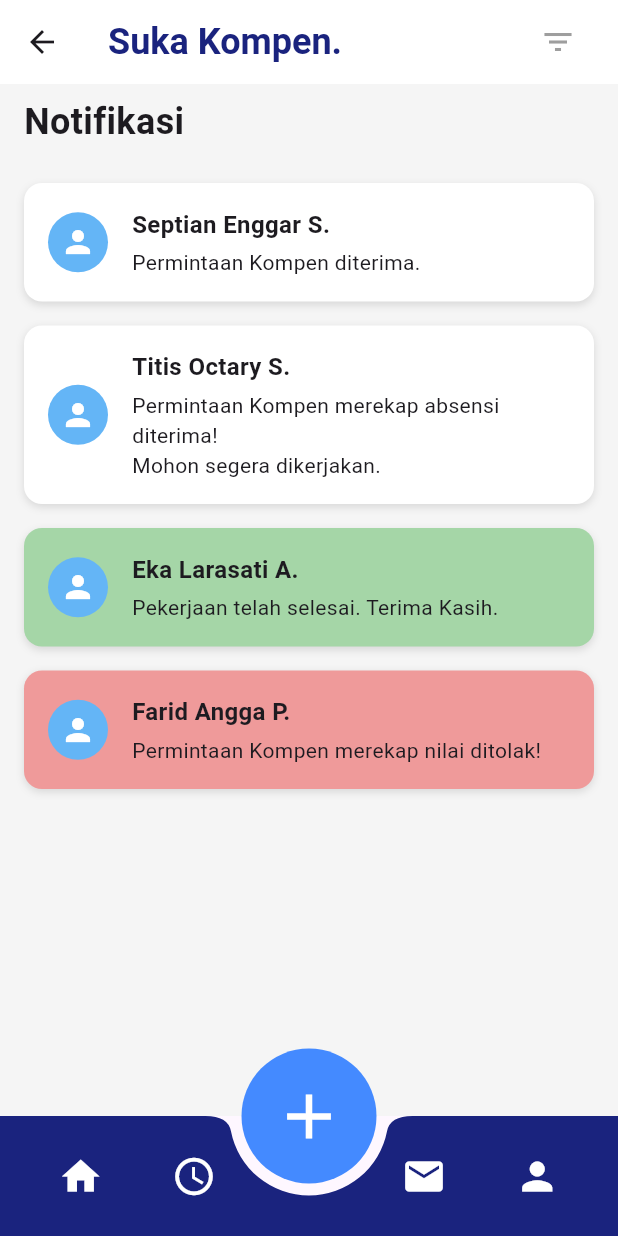
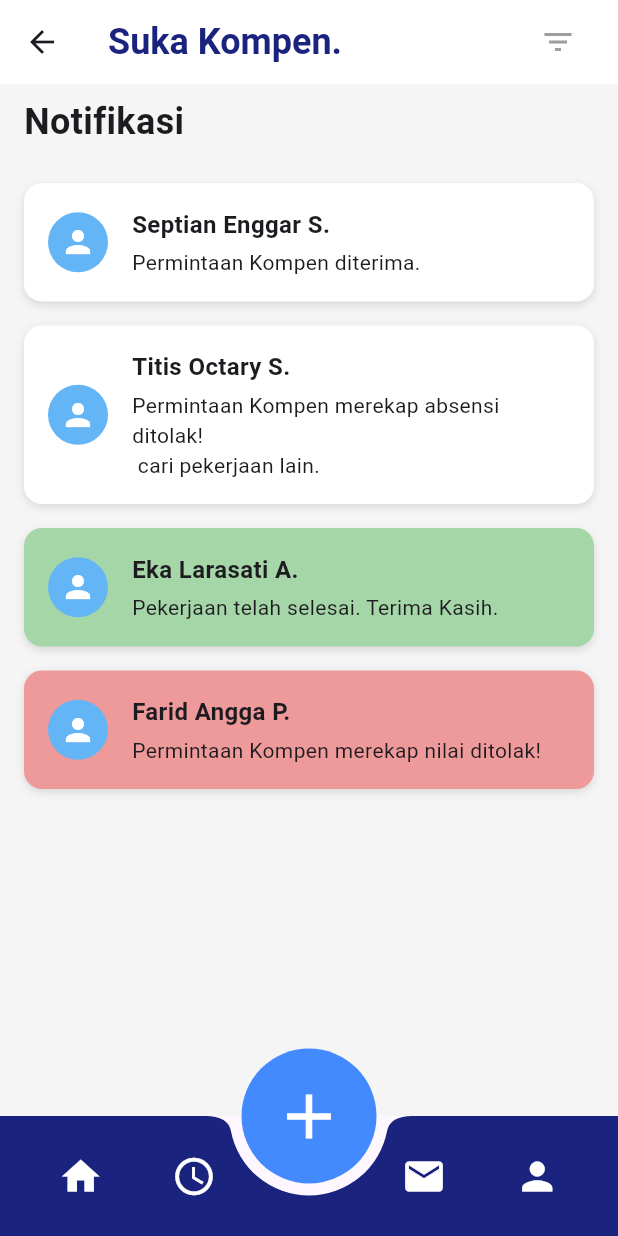
Before and after one commit to MHasanBas/Kompen, a Flutter app: the HomePage screen opened directly, after a tap on the "mail" icon, on a phone screen of 412 x 824 dp. Run offline on Flutter 3.47's test engine with Material 3 defaults, Android fonts, the phone set to English and light mode, and no system bars; our stand-ins replace dio, file_picker, google_fonts, shared_preferences; missing offline and left inert: qr_code_scanner; accounts and stored records are empty; network calls fail.

Commit message:
✨ BanckEnd Buanyakk and add icon apps

```diff
--- a/lib/dosen/alpha_mahasiswa_page.dart
+++ b/lib/dosen/alpha_mahasiswa_page.dart
@@ -51,7 +51,7 @@ class _AlphaMahasiswaPageState extends State<AlphaMahasiswaPage> {
 
   Future<List<Mahasiswa>> fetchMahasiswaAlpha() async {
     Dio dio = Dio();
-    final String apiUrl = 'http://192.168.122.83:8000/api/alpa'; // Replace with your API URL
+    final String apiUrl = 'http://192.168.194.83:8000/api/alpa'; // Replace with your API URL
 
     try {
       final response = await dio.post(
--- a/lib/mahasiswa/home_page.dart
+++ b/lib/mahasiswa/home_page.dart
@@ -1,15 +1,82 @@
+import 'dart:convert';
 import 'package:flutter/material.dart';
 import 'package:google_fonts/google_fonts.dart';
+import 'package:dio/dio.dart';
+import 'package:shared_preferences/shared_preferences.dart';
 
-import 'akumulasi_page.dart'; // Impor AkumulasiPage
+import 'akumulasi_page.dart';
 import 'kompen_card.dart';
 import 'history_screen.dart';
 import 'tasks_screen.dart';
 import 'notification_screen.dart';
 import 'ProfilePage.dart';
 
-class HomePage extends StatelessWidget {
+class HomePage extends StatefulWidget {
   const HomePage({super.key});
+
+  @override
+  _HomePageState createState() => _HomePageState();
+}
+
+class _HomePageState extends State<HomePage> {
+  String userName = "Loading...";
+  String userNim = "Loading...";
+  String userTotal = "Loading...";
+  List<dynamic> tugas = [];
+
+  Future<String?> getAuthToken() async {
+    SharedPreferences prefs = await SharedPreferences.getInstance();
+    return prefs.getString('auth_token');
+  }
+
+  final Dio _dio = Dio();
+
+  Future<void> fetchData() async {
+    try {
+      String? authToken = await getAuthToken();
+      if (authToken == null) {
+        throw Exception('Token tidak ditemukan');
+      }
+
+      final response = await _dio.post(
+        'http://192.168.194.83:8000/api/dashboardmhs',
+        options: Options(
+          headers: {
+            'Authorization': 'Bearer $authToken',
+          },
+        ),
+      );
+
+      if (response.statusCode == 200) {
+        final data = response.data;
+        setState(() {
+          userName = data['mahasiswa']['mahasiswa_nama'];
+          userNim = data['mahasiswa']['nim'];
+          userTotal = data['mahasiswa']['jumlah_alpa'].toString();
+          tugas = data['tugas'];
+        });
+      } else {
+        setState(() {
+          userName = "Failed to load data";
+          userNim = "Failed to load data";
+          tugas = [];
+        });
+      }
+    } catch (e) {
+      setState(() {
+        userName = "Error: $e";
+        userNim = "Error: $e";
+        tugas = [];
+      });
+      print('Error: $e');
+    }
+  }
+
+  @override
+  void initState() {
+    super.initState();
+    fetchData();
+  }
 
   @override
   Widget build(BuildContext context) {
@@ -22,48 +89,43 @@ class HomePage extends StatelessWidget {
             textStyle: const TextStyle(
               fontSize: 24.0,
               fontWeight: FontWeight.w900,
-              color: Color(0xFF191970), // Dark Blue Color
+              color: Color(0xFF191970),
             ),
           ),
         ),
         toolbarHeight: 89.0,
-        automaticallyImplyLeading: false, // Remove back button
+        automaticallyImplyLeading: false,
       ),
-
-      // Mengubah warna background Scaffold menjadi #F9F9F9
       backgroundColor: const Color(0xFFF9F9F9),
-
       body: Padding(
         padding: const EdgeInsets.all(16.0),
         child: Column(
           crossAxisAlignment: CrossAxisAlignment.start,
           children: [
-            // User Profile Card
             Container(
               padding: const EdgeInsets.all(16.0),
               decoration: BoxDecoration(
-                color: const Color(0xFF001C72), // Dark Blue Color from Figma
+                color: const Color(0xFF001C72),
                 borderRadius: BorderRadius.circular(12.0),
               ),
               child: Row(
                 children: [
-                  // Profile Icon
                   const CircleAvatar(
                     radius: 30.0,
                     backgroundColor: Colors.white,
                     child: Icon(
-                      Icons.person, // Placeholder icon for profile
+                      Icons.person,
                       size: 40.0,
-                      color: Color(0xFF001C72), // Match icon color to the card
+                      color: Color(0xFF001C72),
                     ),
                   ),
                   const SizedBox(width: 16.0),
-                  Expanded( // Gunakan Expanded untuk mengatur lebar otomatis
+                  Expanded(
                     child: Column(
                       crossAxisAlignment: CrossAxisAlignment.start,
                       children: [
                         Text(
-                          "Hasan", // User name from the Figma
+                          userName,
                           style: GoogleFonts.poppins(
                             textStyle: const TextStyle(
                               fontSize: 20.0,
@@ -73,7 +135,7 @@ class HomePage extends StatelessWidget {
                           ),
                         ),
                         Text(
-                          "2241760069", // NIM
+                          userNim,
                           style: GoogleFonts.poppins(
                             textStyle: const TextStyle(
                               fontSize: 16.0,
@@ -81,12 +143,13 @@ class HomePage extends StatelessWidget {
                             ),
                           ),
                         ),
-                        const SizedBox(height: 8.0), // Beri jarak antara NIM dan tombol
+                        const SizedBox(height: 8.0),
                         ElevatedButton(
                           onPressed: () {
                             Navigator.push(
                               context,
-                              MaterialPageRoute(builder: (context) => TasksScreen()),
+                              MaterialPageRoute(
+                                  builder: (context) => TasksScreen()),
                             );
                           },
                           style: ElevatedButton.styleFrom(
@@ -100,7 +163,7 @@ class HomePage extends StatelessWidget {
                           child: const Text(
                             "Yuk Kompen!",
                             style: TextStyle(
-                              color: Color(0xFF001C72), // Dark Blue Color
+                              color: Color(0xFF001C72),
                               fontWeight: FontWeight.bold,
                             ),
                           ),
@@ -108,16 +171,13 @@ class HomePage extends StatelessWidget {
                       ],
                     ),
                   ),
-
-                  // QR Code Button next to NIM
                   IconButton(
                     icon: const Icon(
-                      Icons.qr_code_scanner, // QR Code Icon
+                      Icons.qr_code_scanner,
                       color: Colors.white,
                       size: 90.0,
                     ),
                     onPressed: () {
-                      // Aksi saat tombol QR Code ditekan
                       print("QR Code Button Pressed");
                     },
                   ),
@@ -125,8 +185,6 @@ class HomePage extends StatelessWidget {
               ),
             ),
             const SizedBox(height: 20),
-
-            // Akumulasi Kompen Section now navigates to AkumulasiPage
             GestureDetector(
               onTap: () {
                 Navigator.push(
@@ -137,7 +195,7 @@ class HomePage extends StatelessWidget {
               child: Container(
                 padding: const EdgeInsets.all(20),
                 decoration: BoxDecoration(
-                  color: const Color(0xFFF9F9F9), // Updated background color
+                  color: const Color(0xFFF9F9F9),
                   borderRadius: BorderRadius.circular(12.0),
                   boxShadow: [
                     BoxShadow(
@@ -153,23 +211,23 @@ class HomePage extends StatelessWidget {
                     Row(
                       children: [
                         const Icon(
-                          Icons.access_time, // Clock Icon
+                          Icons.access_time,
                           color: Color(0xFF191970),
                           size: 30.0,
                         ),
                         const SizedBox(width: 10),
                         Column(
                           crossAxisAlignment: CrossAxisAlignment.start,
-                          children: const [
+                          children: [
                             Text(
-                              "1000 Jam",
-                              style: TextStyle(
+                              "$userTotal Jam", // Menggabungkan userTotal dengan teks "Jam"
+                              style: const TextStyle(
                                 fontSize: 18.0,
                                 fontWeight: FontWeight.bold,
-                                color: Color(0xFF191970), // Text color
+                                color: Color(0xFF191970),
                               ),
                             ),
-                            Text(
+                            const Text(
                               "Alpha",
                               style: TextStyle(
                                 color: Color(0xFF191970),
@@ -184,7 +242,26 @@ class HomePage extends StatelessWidget {
                         Column(
                           children: const [
                             Text(
-                              "+2 Jam",
+                              "+x Jam",
+                              style: TextStyle(
+                                color: Colors.red,
+                                fontWeight: FontWeight.bold,
+                              ),
+                            ),
+                            SizedBox(height: 4), // Added space
+                            Text(
+                              "Alpha",
+                              style: TextStyle(
+                                color: Colors.red,
+                              ),
+                            ),
+                          ],
+                        ),
+                        const SizedBox(width: 10),
+                        Column(
+                          children: const [
+                            Text(
+                              "-y Jam",
                               style: TextStyle(
                                 color: Colors.green,
                                 fontWeight: FontWeight.bold,
@@ -199,25 +276,6 @@ class HomePage extends StatelessWidget {
                             ),
                           ],
                         ),
-                        const SizedBox(width: 10),
-                        Column(
-                          children: const [
-                            Text(
-                              "-5 Jam",
-                              style: TextStyle(
-                                color: Colors.red,
-                                fontWeight: FontWeight.bold,
-                              ),
-                            ),
-                            SizedBox(height: 4), // Added space
-                            Text(
-                              "Alpha",
-                              style: TextStyle(
-                                color: Colors.red,
-                              ),
-                            ),
-                          ],
-                        ),
                       ],
                     ),
                   ],
@@ -225,38 +283,35 @@ class HomePage extends StatelessWidget {
               ),
             ),
             const SizedBox(height: 20),
-
-            // Rekomendasi Kompen Section
             Text(
               "Rekomendasi Kompen",
               style: GoogleFonts.poppins(
                 textStyle: const TextStyle(
                   fontSize: 18.0,
                   fontWeight: FontWeight.bold,
-                  color: Color(0xFF191970), // Dark Blue Color
+                  color: Color(0xFF191970),
                 ),
               ),
             ),
             const SizedBox(height: 10),
-
-            // Kompen Cards with task description
-            KompenCard(
-              title: "Arsip Absensi",
-              hours: "-14 Jam",
-              description: "Menunjukkan status absensi dan jam kehadiran.",
-              icon: Icons.archive, // Ikon untuk arsip absensi
-            ),
-
-            KompenCard(
-              title: "Rekap Nilai",
-              hours: "-10 Jam",
-              description: "Melihat rekap hasil penilaian dari setiap tugas.",
-              icon: Icons.assessment, // Ikon untuk rekap nilai
+            Expanded(
+              child: ListView.builder(
+                itemCount: tugas.length,
+                itemBuilder: (context, index) {
+                  final item = tugas[index];
+                  return KompenCard(
+                    title: item['tugas_nama'] ?? "Tidak ada nama",
+                    hours: "${item['tugas_jam_kompen'] ?? 0} Jam",
+                    description: item['tugas_deskripsi'] ?? "Deskripsi kosong",
+                    icon: Icons.task,
+                  );
+                },
+              ),
             ),
           ],
         ),
       ),
-     bottomNavigationBar: BottomAppBar(
+      bottomNavigationBar: BottomAppBar(
         shape: const CircularNotchedRectangle(),
         notchMargin: 5,
         color: Colors.indigo[900], // Dark blue bottom bar
--- a/lib/mahasiswa/notification_screen.dart
+++ b/lib/mahasiswa/notification_screen.dart
@@ -83,7 +83,7 @@ class NotificationScreen extends StatelessWidget {
                     child: NotificationCard(
                       name: "Titis Octary S.",
                       message:
-                          "Permintaan Kompen merekap absensi diterima!\nMohon segera dikerjakan.",
+                          "Permintaan Kompen merekap absensi ditolak!\n cari pekerjaan lain.",
                       backgroundColor: Colors.white,
                     ),
                   ),
@@ -108,8 +108,8 @@ class NotificationScreen extends StatelessWidget {
                         context,
                         MaterialPageRoute(
                           builder: (context) => NotificationDetailScreen(
-                            title: "Permintaan Kompen merekap nilai ditolak",
-                            message: "Notifikasi dari Farid Angga P.",
+                            title: "tugas Kompen merekap nilai ditolak",
+                            message: "Notifikasi dari Farid Angga P , tugas kurang sesuai.",
                           ),
                         ),
                       );
```
Also changed, not shown: lib/mahasiswa/ProfilePage.dart (+90 -23 lines), lib/mahasiswa/akumulasi_page.dart (+138 -115 lines), pubspec.yaml (+11 -0 lines), assets/images/logo.png (added), assets/images/logos.jpg (added), pubspec.lock, 36 other files.
